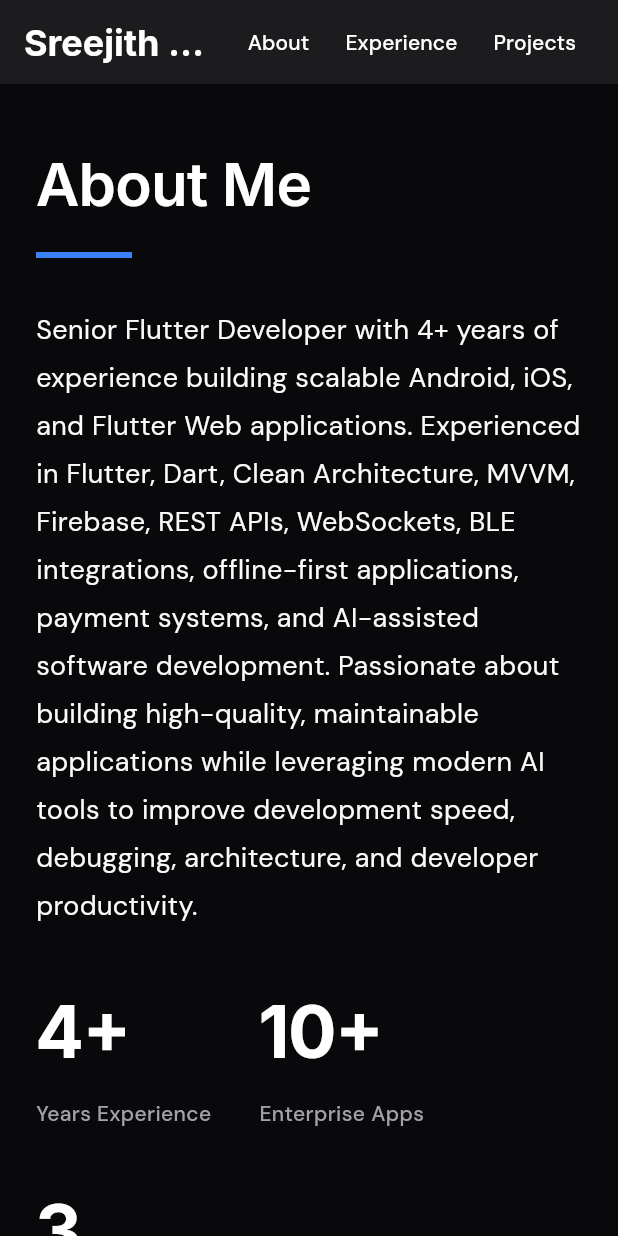
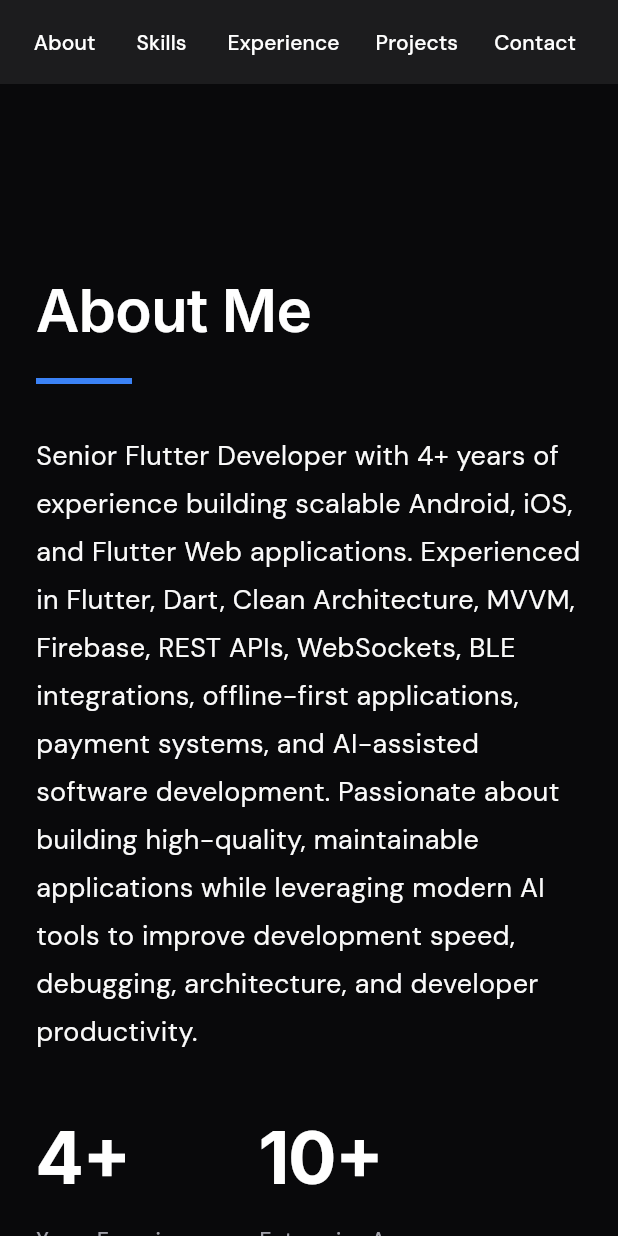
Before and after one commit to thanseer02/portfolio_Sreejith, a Flutter app: the screen it shows after launch, scrolled down 1152 dp, after a tap on "About", on a phone screen of 412 x 824 dp. Run offline on Flutter 3.47's test engine with Material 3 defaults, Android fonts, the phone set to English and light mode, and no system bars; drawn by our look-alikes of flutter_animate; our stand-ins replace google_fonts.

Commit message:
feat: implement education and contact sections with glassmorphism updates

```diff
--- a/lib/core/theme/app_theme.dart
+++ b/lib/core/theme/app_theme.dart
@@ -12,7 +12,7 @@ class AppTheme {
         primary: AppColors.primary,
         secondary: AppColors.secondary,
         surface: AppColors.surface,
-        background: AppColors.background,
+
         error: AppColors.error,
       ),
       textTheme: AppStyles.textTheme,
--- a/lib/core/utils/responsive_layout.dart
+++ b/lib/core/utils/responsive_layout.dart
@@ -7,11 +7,11 @@ class ResponsiveLayout extends StatelessWidget {
   final Widget desktop;
 
   const ResponsiveLayout({
-    Key? key,
+    super.key,
     required this.mobile,
     this.tablet,
     required this.desktop,
-  }) : super(key: key);
+  });
 
   static bool isMobile(BuildContext context) =>
       MediaQuery.of(context).size.width < AppStyles.mobileBreakpoint;
--- a/lib/main.dart
+++ b/lib/main.dart
@@ -7,7 +7,7 @@ void main() {
 }
 
 class PortfolioApp extends StatelessWidget {
-  const PortfolioApp({Key? key}) : super(key: key);
+  const PortfolioApp({super.key});
 
   @override
   Widget build(BuildContext context) {
--- a/lib/screens/home/home_screen.dart
+++ b/lib/screens/home/home_screen.dart
@@ -6,9 +6,32 @@ import '../sections/about_section.dart';
 import '../sections/skills_section.dart';
 import '../sections/experience_section.dart';
 import '../sections/projects_section.dart';
+import '../sections/education_section.dart';
+import '../sections/contact_section.dart';
 
-class HomeScreen extends StatelessWidget {
-  const HomeScreen({Key? key}) : super(key: key);
+class HomeScreen extends StatefulWidget {
+  const HomeScreen({super.key});
+
+  @override
+  State<HomeScreen> createState() => _HomeScreenState();
+}
+
+class _HomeScreenState extends State<HomeScreen> {
+  final GlobalKey _aboutKey = GlobalKey();
+  final GlobalKey _skillsKey = GlobalKey();
+  final GlobalKey _experienceKey = GlobalKey();
+  final GlobalKey _projectsKey = GlobalKey();
+  final GlobalKey _contactKey = GlobalKey();
+
+  void _scrollToSection(GlobalKey key) {
+    if (key.currentContext != null) {
+      Scrollable.ensureVisible(
+        key.currentContext!,
+        duration: const Duration(milliseconds: 800),
+        curve: Curves.easeInOut,
+      );
+    }
+  }
 
   @override
   Widget build(BuildContext context) {
@@ -19,38 +42,58 @@ class HomeScreen extends StatelessWidget {
           SliverAppBar(
             floating: true,
             pinned: true,
-            backgroundColor: AppColors.background.withOpacity(0.9),
+            backgroundColor: AppColors.background.withValues(alpha: 0.9),
             elevation: 0,
-            title: Text(
-              'Sreejith M.',
-              style: AppStyles.textTheme.titleLarge?.copyWith(
-                color: AppColors.primary,
-                fontWeight: FontWeight.bold,
+            title: GestureDetector(
+              onTap: () {
+                // Scroll to top
+                Scrollable.ensureVisible(
+                  context,
+                  duration: const Duration(milliseconds: 800),
+                  curve: Curves.easeInOut,
+                );
+              },
+              child: Text(
+                'Sreejith M.',
+                style: AppStyles.textTheme.titleLarge?.copyWith(
+                  color: AppColors.primary,
+                  fontWeight: FontWeight.bold,
+                ),
               ),
             ),
             actions: [
               TextButton(
-                onPressed: () {},
+                onPressed: () => _scrollToSection(_aboutKey),
                 child: Text('About', style: AppStyles.textTheme.labelLarge),
               ),
               TextButton(
-                onPressed: () {},
+                onPressed: () => _scrollToSection(_skillsKey),
+                child: Text('Skills', style: AppStyles.textTheme.labelLarge),
+              ),
+              TextButton(
+                onPressed: () => _scrollToSection(_experienceKey),
                 child: Text('Experience', style: AppStyles.textTheme.labelLarge),
               ),
               TextButton(
-                onPressed: () {},
+                onPressed: () => _scrollToSection(_projectsKey),
                 child: Text('Projects', style: AppStyles.textTheme.labelLarge),
+              ),
+              TextButton(
+                onPressed: () => _scrollToSection(_contactKey),
+                child: Text('Contact', style: AppStyles.textTheme.labelLarge),
               ),
               const SizedBox(width: 16),
             ],
           ),
           SliverList(
             delegate: SliverChildListDelegate([
-              const HeroSection(),
-              const AboutSection(),
-              const SkillsSection(),
-              const ExperienceSection(),
-              const ProjectsSection(),
+              HeroSection(onContactPressed: () => _scrollToSection(_contactKey)),
+              Container(key: _aboutKey, child: const AboutSection()),
+              Container(key: _skillsKey, child: const SkillsSection()),
+              Container(key: _experienceKey, child: const ExperienceSection()),
+              Container(key: _projectsKey, child: const ProjectsSection()),
+              const EducationSection(),
+              Container(key: _contactKey, child: const ContactSection()),
               _buildFooter(),
             ]),
           ),
--- a/lib/screens/sections/about_section.dart
+++ b/lib/screens/sections/about_section.dart
@@ -6,7 +6,7 @@ import '../../../core/utils/responsive_layout.dart';
 import '../../../models/portfolio_data.dart';
 
 class AboutSection extends StatelessWidget {
-  const AboutSection({Key? key}) : super(key: key);
+  const AboutSection({super.key});
 
   @override
   Widget build(BuildContext context) {
--- a/lib/screens/sections/hero_section.dart
+++ b/lib/screens/sections/hero_section.dart
@@ -7,7 +7,9 @@ import '../../../models/portfolio_data.dart';
 import '../../../widgets/primary_button.dart';
 
 class HeroSection extends StatelessWidget {
-  const HeroSection({Key? key}) : super(key: key);
+  final VoidCallback? onContactPressed;
+
+  const HeroSection({super.key, this.onContactPressed}) ;
 
   @override
   Widget build(BuildContext context) {
@@ -27,7 +29,7 @@ class HeroSection extends StatelessWidget {
               decoration: BoxDecoration(
                 color: AppColors.surface,
                 borderRadius: BorderRadius.circular(30),
-                border: Border.all(color: AppColors.secondary.withOpacity(0.2)),
+                border: Border.all(color: AppColors.secondary.withValues(alpha: 0.2)),
               ),
               child: Text(
                 'Available for new opportunities',
@@ -95,9 +97,7 @@ class HeroSection extends StatelessWidget {
                   text: 'Contact Me',
                   icon: Icons.mail_outline_rounded,
                   outlined: true,
-                  onPressed: () {
-                    // Logic to scroll to contact
-                  },
+                  onPressed: onContactPressed ?? () {},
                 ),
               ],
             )
--- a/lib/screens/sections/skills_section.dart
+++ b/lib/screens/sections/skills_section.dart
@@ -7,7 +7,7 @@ import '../../../models/portfolio_data.dart';
 import '../../../widgets/glass_card.dart';
 
 class SkillsSection extends StatelessWidget {
-  const SkillsSection({Key? key}) : super(key: key);
+  const SkillsSection({super.key});
 
   @override
   Widget build(BuildContext context) {
@@ -38,8 +38,11 @@ class SkillsSection extends StatelessWidget {
 
   Widget _buildSkillsGrid(BuildContext context) {
     int crossAxisCount = 1;
-    if (ResponsiveLayout.isDesktop(context)) crossAxisCount = 3;
-    else if (ResponsiveLayout.isTablet(context)) crossAxisCount = 2;
+    if (ResponsiveLayout.isDesktop(context)) {
+      crossAxisCount = 3;
+    } else if (ResponsiveLayout.isTablet(context)) {
+      crossAxisCount = 2;
+    }
 
     return GridView.builder(
       shrinkWrap: true,
--- a/lib/widgets/glass_card.dart
+++ b/lib/widgets/glass_card.dart
@@ -1,4 +1,3 @@
-import 'dart:ui';
 import 'package:flutter/material.dart';
 import '../../core/constants/app_colors.dart';
 import '../../core/constants/app_styles.dart';
@@ -10,12 +9,12 @@ class GlassCard extends StatelessWidget {
   final double? height;
 
   const GlassCard({
-    Key? key,
+    super.key,
     required this.child,
     this.padding = const EdgeInsets.all(AppStyles.paddingLarge),
     this.width,
     this.height,
-  }) : super(key: key);
+  });
 
   @override
   Widget build(BuildContext context) {
@@ -23,22 +22,16 @@ class GlassCard extends StatelessWidget {
       width: width,
       height: height,
       decoration: BoxDecoration(
-        color: AppColors.surface.withOpacity(0.4),
+        color: AppColors.surface.withValues(alpha: 0.8),
         borderRadius: BorderRadius.circular(AppStyles.borderRadius),
         border: Border.all(
-          color: AppColors.primary.withOpacity(0.05),
+          color: AppColors.primary.withValues(alpha: 0.05),
           width: 1,
         ),
       ),
-      child: ClipRRect(
-        borderRadius: BorderRadius.circular(AppStyles.borderRadius),
-        child: BackdropFilter(
-          filter: ImageFilter.blur(sigmaX: 16, sigmaY: 16),
-          child: Padding(
-            padding: padding,
-            child: child,
-          ),
-        ),
+      child: Padding(
+        padding: padding,
+        child: child,
       ),
     );
   }
--- a/lib/widgets/primary_button.dart
+++ b/lib/widgets/primary_button.dart
@@ -1,6 +1,4 @@
 import 'package:flutter/material.dart';
-import '../../core/constants/app_colors.dart';
-import '../../core/constants/app_styles.dart';
 
 class PrimaryButton extends StatefulWidget {
   final String text;
@@ -9,12 +7,12 @@ class PrimaryButton extends StatefulWidget {
   final IconData? icon;
 
   const PrimaryButton({
-    Key? key,
+    super.key,
     required this.text,
     required this.onPressed,
     this.outlined = false,
     this.icon,
-  }) : super(key: key);
+  });
 
   @override
   State<PrimaryButton> createState() => _PrimaryButtonState();
@@ -31,7 +29,11 @@ class _PrimaryButtonState extends State<PrimaryButton> {
       child: AnimatedContainer(
         duration: const Duration(milliseconds: 200),
         curve: Curves.easeInOut,
-        transform: Matrix4.identity()..scale(_isHovered ? 1.05 : 1.0),
+        transform: Matrix4.diagonal3Values(
+          _isHovered ? 1.05 : 1.0,
+          _isHovered ? 1.05 : 1.0,
+          1.0
+        ),
         child: widget.outlined
             ? OutlinedButton.icon(
                 onPressed: widget.onPressed,
```
Also changed, not shown: lib/screens/sections/contact_section.dart (added, +168 -0 lines), lib/screens/sections/education_section.dart (added, +70 -0 lines), lib/screens/sections/experience_section.dart (+4 -4 lines), lib/screens/sections/projects_section.dart (+11 -8 lines), 1 other file.
